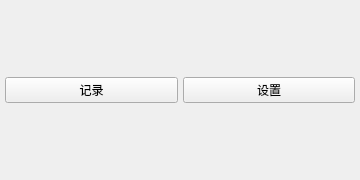
zephyrrr/Camotics_modbus, file forms/component/tool4coorset.ui: the form before one commit.
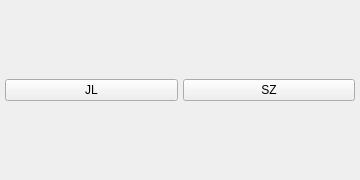
The form after the commit.

Patch:
```diff
--- a/forms/component/tool4coorset.ui
+++ b/forms/component/tool4coorset.ui
@@ -22,14 +22,14 @@
      <item>
       <widget class="QPushButton" name="btnRecord">
        <property name="text">
-        <string>记录</string>
+        <string>JL</string>
        </property>
       </widget>
      </item>
      <item>
       <widget class="QPushButton" name="btnBatchSet">
        <property name="text">
-        <string>设置</string>
+        <string>SZ</string>
        </property>
       </widget>
      </item>
@@ -37,7 +37,7 @@
    </item>
   </layout>
  </widget>
- <layoutdefault spacing="5" margin="5"/>
- <resources/>
- <connections/>
+ <layoutdefault spacing="5" margin="5" />
+ <resources />
+ <connections />
 </ui>
```
Left out of the diff: 3 changed lines with no effect on the pictures.
